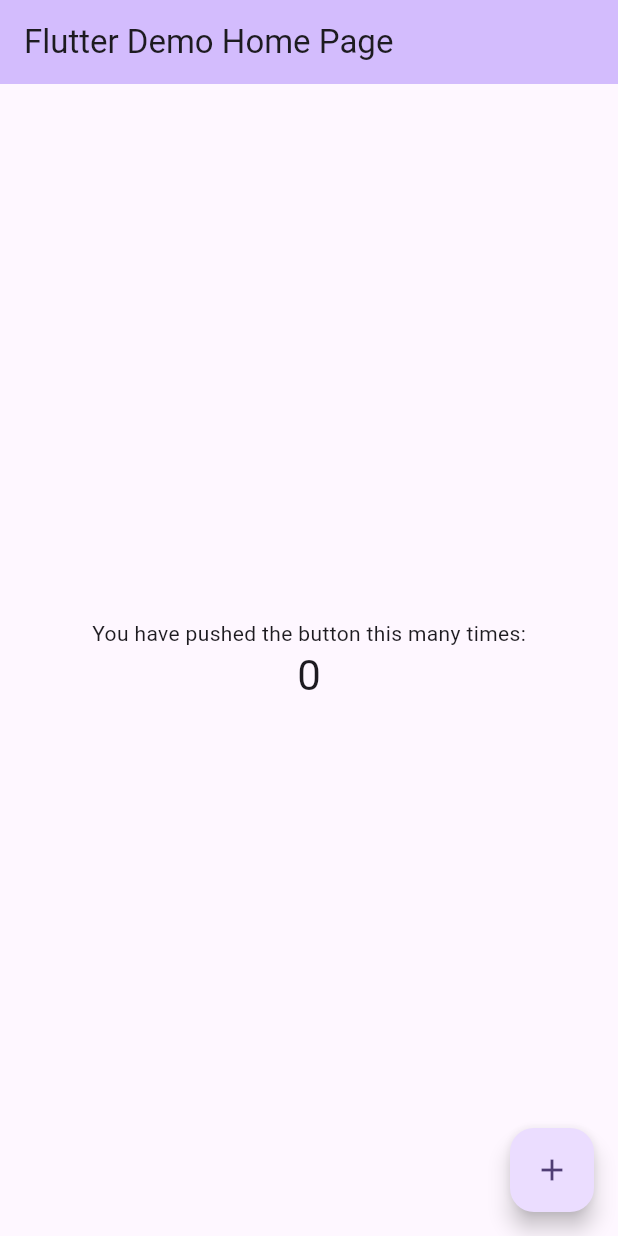
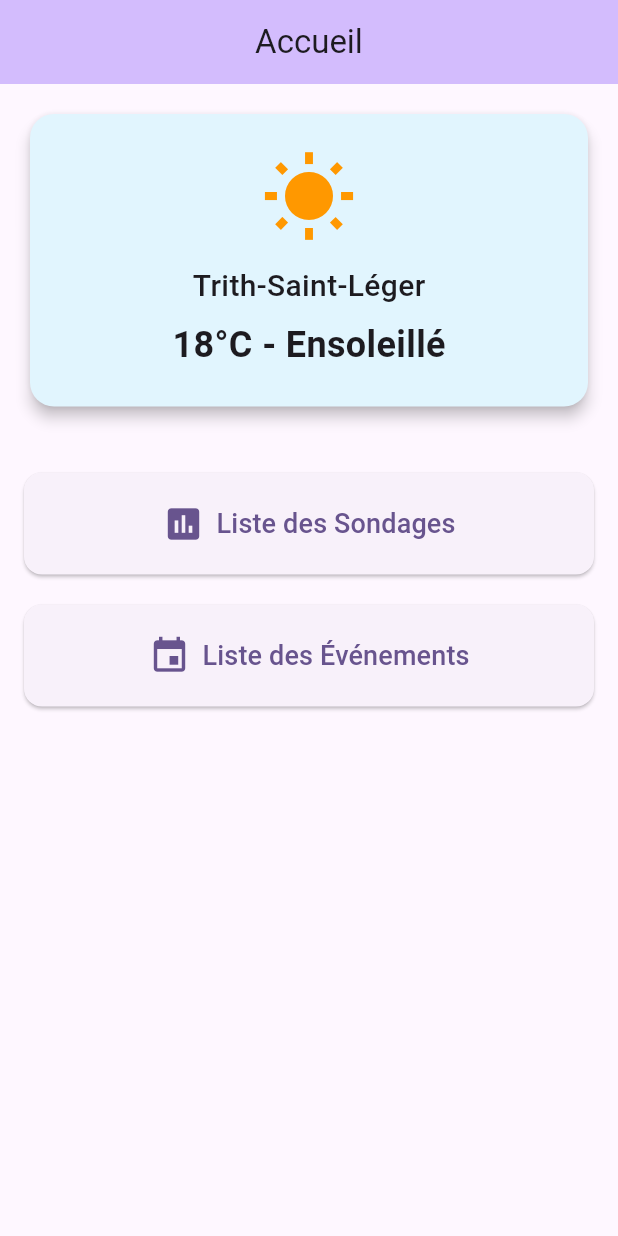
Before and after one commit to Ipios02D/D-veloppement-mobile, a Flutter app: the screen it shows after launch, on a phone screen of 412 x 824 dp. Run offline on Flutter 3.47's test engine with Material 3 defaults, Android fonts, the light colour scheme and no system bars.

Commit message:
feat : modèle de base

```diff
--- a/citymove/lib/main.dart
+++ b/citymove/lib/main.dart
@@ -1,69 +1,219 @@
 import 'package:flutter/material.dart';
 
 void main() {
-  runApp(const MyApp());
+  runApp(const MonApp());
 }
 
-class MyApp extends StatelessWidget {
-  const MyApp({super.key});
+class MonApp extends StatelessWidget {
+  const MonApp({super.key});
 
   @override
   Widget build(BuildContext context) {
     return MaterialApp(
-      title: 'Flutter Demo',
+      title: 'Mon Application',
+      debugShowCheckedModeBanner: false,
       theme: ThemeData(
-        // CORRECTION 1 : Ajout de ColorScheme
         colorScheme: ColorScheme.fromSeed(seedColor: Colors.deepPurple),
         useMaterial3: true,
       ),
-      home: const MyHomePage(title: 'Flutter Demo Home Page'),
+      home: const AccueilPage(),
     );
   }
 }
 
-class MyHomePage extends StatefulWidget {
-  const MyHomePage({super.key, required this.title});
-
-  final String title;
-
-  @override
-  State<MyHomePage> createState() => _MyHomePageState();
-}
-
-class _MyHomePageState extends State<MyHomePage> {
-  int _counter = 0;
-
-  void _incrementCounter() {
-    setState(() {
-      _counter++;
-    });
-  }
+// --- PAGE D'ACCUEIL ---
+class AccueilPage extends StatelessWidget {
+  const AccueilPage({super.key});
 
   @override
   Widget build(BuildContext context) {
     return Scaffold(
       appBar: AppBar(
+        title: const Text('Accueil'),
+        centerTitle: true,
         backgroundColor: Theme.of(context).colorScheme.inversePrimary,
-        title: Text(widget.title),
       ),
-      body: Center(
+      body: Padding(
+        padding: const EdgeInsets.all(16.0),
         child: Column(
-          // CORRECTION 2 : Ajout de MainAxisAlignment
-          mainAxisAlignment: MainAxisAlignment.center,
+          crossAxisAlignment: CrossAxisAlignment.stretch,
           children: [
-            const Text('You have pushed the button this many times:'),
-            Text(
-              '$_counter',
-              style: Theme.of(context).textTheme.headlineMedium,
+            // 1. Widget Météo (Données simulées)
+            Card(
+              elevation: 4,
+              shape: RoundedRectangleBorder(
+                borderRadius: BorderRadius.circular(16),
+              ),
+              color: Colors.lightBlue.shade50,
+              child: const Padding(
+                padding: EdgeInsets.all(24.0),
+                child: Column(
+                  children: [
+                    Icon(Icons.wb_sunny, size: 64, color: Colors.orange),
+                    SizedBox(height: 12),
+                    Text(
+                      'Trith-Saint-Léger',
+                      style: TextStyle(fontSize: 20, fontWeight: FontWeight.w500),
+                    ),
+                    SizedBox(height: 8),
+                    Text(
+                      '18°C - Ensoleillé',
+                      style: TextStyle(fontSize: 24, fontWeight: FontWeight.bold),
+                    ),
+                  ],
+                ),
+              ),
+            ),
+            const SizedBox(height: 40),
+
+            // 2. Bouton Sondages
+            ElevatedButton.icon(
+              onPressed: () {
+                Navigator.push(
+                  context,
+                  MaterialPageRoute(builder: (context) => const SondagesPage()),
+                );
+              },
+              icon: const Icon(Icons.poll, size: 28),
+              label: const Text('Liste des Sondages', style: TextStyle(fontSize: 18)),
+              style: ElevatedButton.styleFrom(
+                padding: const EdgeInsets.symmetric(vertical: 20),
+                shape: RoundedRectangleBorder(
+                  borderRadius: BorderRadius.circular(12),
+                ),
+              ),
+            ),
+            const SizedBox(height: 20),
+
+            // 3. Bouton Événements
+            ElevatedButton.icon(
+              onPressed: () {
+                Navigator.push(
+                  context,
+                  MaterialPageRoute(builder: (context) => const EvenementsPage()),
+                );
+              },
+              icon: const Icon(Icons.event, size: 28),
+              label: const Text('Liste des Événements', style: TextStyle(fontSize: 18)),
+              style: ElevatedButton.styleFrom(
+                padding: const EdgeInsets.symmetric(vertical: 20),
+                shape: RoundedRectangleBorder(
+                  borderRadius: BorderRadius.circular(12),
+                ),
+              ),
             ),
           ],
         ),
       ),
-      floatingActionButton: FloatingActionButton(
-        onPressed: _incrementCounter,
-        tooltip: 'Increment',
-        child: const Icon(Icons.add),
+    );
+  }
+}
+
+// --- PAGE DES SONDAGES ---
+class SondagesPage extends StatelessWidget {
+  const SondagesPage({super.key});
+
+  @override
+  Widget build(BuildContext context) {
+    return Scaffold(
+      appBar: AppBar(
+        title: const Text('Sondages'),
+        backgroundColor: Theme.of(context).colorScheme.inversePrimary,
+      ),
+      body: ListView.builder(
+        itemCount: 8, // Nombre de sondages simulés
+        itemBuilder: (context, index) {
+          return ListTile(
+            leading: CircleAvatar(
+              backgroundColor: Colors.deepPurple.shade100,
+              child: const Icon(Icons.question_mark, color: Colors.deepPurple),
+            ),
+            title: Text('Sondage #${index + 1}'),
+            subtitle: const Text('Appuyez pour participer à ce sondage...'),
+            trailing: const Icon(Icons.arrow_forward_ios, size: 16),
+            onTap: () {
+              // Action lors du clic sur un sondage
+            },
+          );
+        },
       ),
     );
   }
 }
+
+// --- PAGE DES ÉVÉNEMENTS ---
+class EvenementsPage extends StatefulWidget {
+  const EvenementsPage({super.key});
+
+  @override
+  State<EvenementsPage> createState() => _EvenementsPageState();
+}
+
+class _EvenementsPageState extends State<EvenementsPage> {
+  // Variable d'état pour basculer entre la liste et la carte
+  bool _afficherCarte = false;
+
+  @override
+  Widget build(BuildContext context) {
+    return Scaffold(
+      appBar: AppBar(
+        title: const Text('Événements'),
+        backgroundColor: Theme.of(context).colorScheme.inversePrimary,
+        actions: [
+          // Le bouton qui permet de basculer la vue
+          IconButton(
+            icon: Icon(_afficherCarte ? Icons.list : Icons.map),
+            tooltip: _afficherCarte ? 'Voir la liste' : 'Voir la carte',
+            onPressed: () {
+              setState(() {
+                _afficherCarte = !_afficherCarte; // Inverse l'état
+              });
+            },
+          ),
+        ],
+      ),
+      // Affiche soit la carte, soit la liste en fonction de l'état
+      body: _afficherCarte ? _construireCarte() : _construireListe(),
+    );
+  }
+
+  // --- Vue Liste ---
+  Widget _construireListe() {
+    return ListView.builder(
+      itemCount: 6, // Nombre d'événements simulés
+      itemBuilder: (context, index) {
+        return Card(
+          margin: const EdgeInsets.symmetric(horizontal: 16, vertical: 8),
+          child: ListTile(
+            leading: const Icon(Icons.location_on, color: Colors.redAccent, size: 32),
+            title: Text('Événement #${index + 1}'),
+            subtitle: Text('Lieu: Salle des fêtes\nDate: le ${10 + index} du mois à 20h00'),
+            isThreeLine: true,
+          ),
+        );
+      },
+    );
+  }
+
+  // --- Vue Carte (Simulée) ---
+  Widget _construireCarte() {
+    return Container(
+      width: double.infinity,
+      color: Colors.grey.shade300,
+      child: const Center(
+        child: Column(
+          mainAxisAlignment: MainAxisAlignment.center,
+          children: [
+            Icon(Icons.map_outlined, size: 120, color: Colors.grey),
+            SizedBox(height: 20),
+            Text(
+              'L\'intégration Google Maps\nou OpenStreetMap ira ici.',
+              textAlign: TextAlign.center,
+              style: TextStyle(fontSize: 18, color: Colors.black54),
+            ),
+          ],
+        ),
+      ),
+    );
+  }
+}
```
